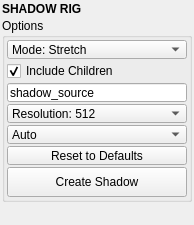
Old version of the form mayatk/rig_utils/shadow_rig.ui in the repository m3trik/mayatk.
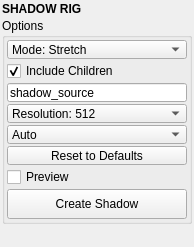
New version of the form. Custom widgets are drawn as their Qt base class.

Patch:
```diff
--- a/mayatk/rig_utils/shadow_rig.ui
+++ b/mayatk/rig_utils/shadow_rig.ui
@@ -258,6 +258,16 @@
          </property>
         </widget>
        </item>
+       <item>
+        <widget class="QCheckBox" name="chk_preview">
+         <property name="toolTip">
+          <string>Preview the shadow rig live before committing. Tweak options to refresh; Create Shadow finalizes.</string>
+         </property>
+         <property name="text">
+          <string>Preview</string>
+         </property>
+        </widget>
+       </item>
        <item>
         <widget class="QPushButton" name="b000">
          <property name="minimumSize">
```
